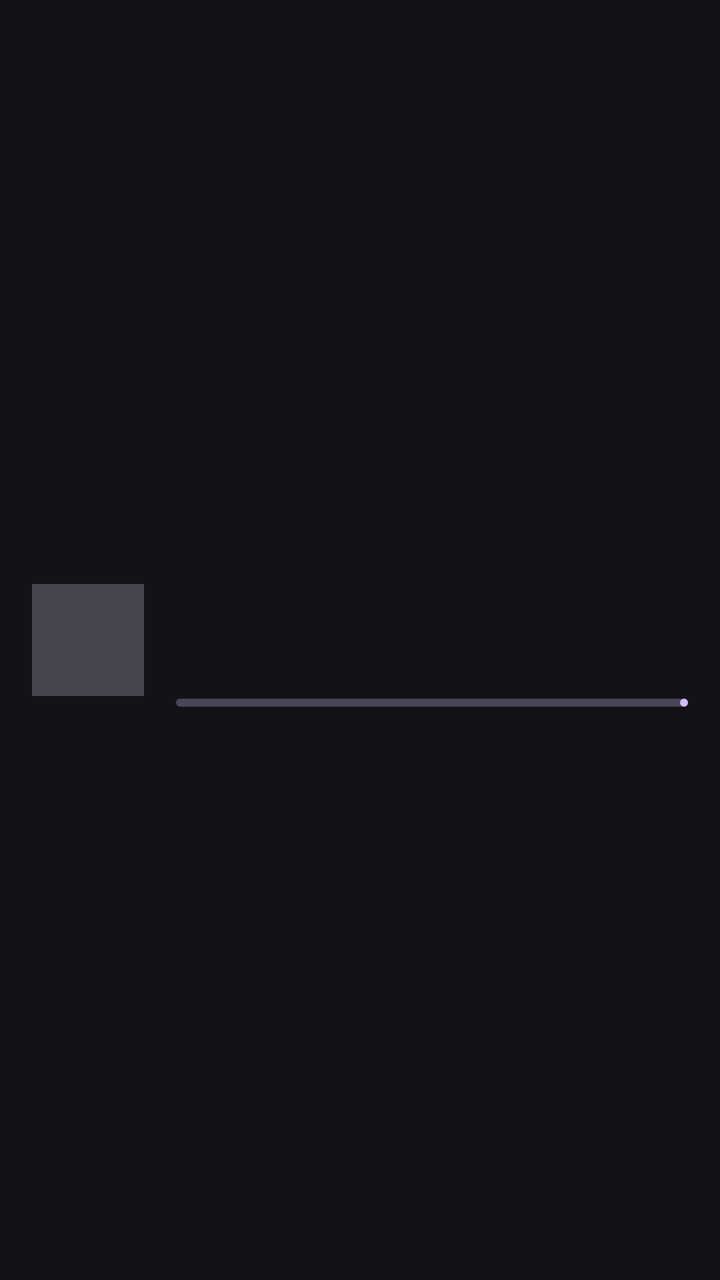
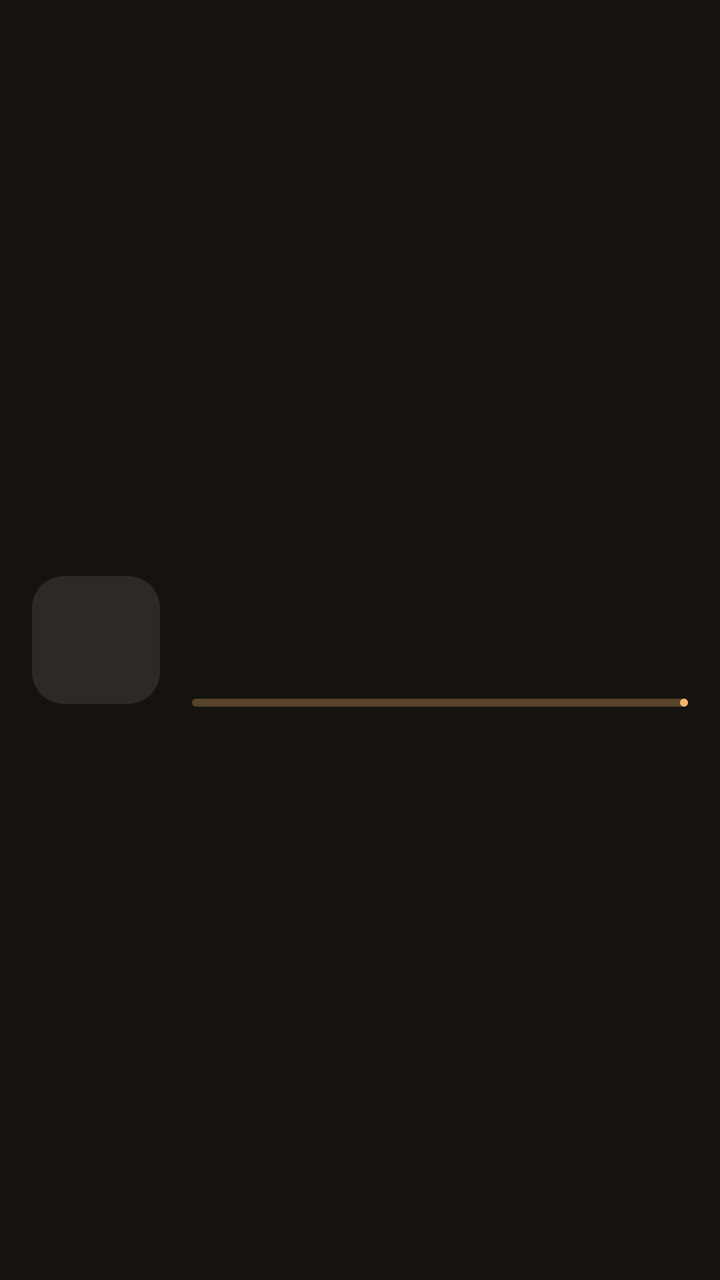

An Android layout rendered at two revisions. The XML below is the earlier revision; the diff shows what the commit changed to produce the second picture.
<!-- AndroidManifest.xml: application theme Theme.AudioBookPlayer -->
<!-- res/layout/item_book.xml -->
<?xml version="1.0" encoding="utf-8"?>
<LinearLayout xmlns:android="http://schemas.android.com/apk/res/android"
    xmlns:app="http://schemas.android.com/apk/res-auto"
    android:id="@+id/bookRow"
    android:layout_width="match_parent"
    android:layout_height="wrap_content"
    android:foreground="?attr/selectableItemBackground"
    android:baselineAligned="false"
    android:gravity="center_vertical"
    android:orientation="horizontal"
    android:paddingHorizontal="16dp"
    android:paddingVertical="8dp">

    <ImageView
        android:id="@+id/cover"
        android:layout_width="@dimen/list_cover_size"
        android:layout_height="@dimen/list_cover_size"
        android:background="?attr/colorSurfaceVariant"
        android:importantForAccessibility="no"
        android:scaleType="centerCrop" />

    <LinearLayout
        android:layout_width="0dp"
        android:layout_height="wrap_content"
        android:layout_marginStart="16dp"
        android:layout_weight="1"
        android:orientation="vertical">

        <TextView
            android:id="@+id/title"
            android:layout_width="match_parent"
            android:layout_height="wrap_content"
            android:ellipsize="end"
            android:maxLines="2"
            android:textAppearance="?attr/textAppearanceTitleMedium" />

        <TextView
            android:id="@+id/subtitle"
            android:layout_width="match_parent"
            android:layout_height="wrap_content"
            android:ellipsize="end"
            android:maxLines="1"
            android:textAppearance="?attr/textAppearanceBodyMedium" />

        <TextView
            android:id="@+id/status"
            android:layout_width="match_parent"
            android:layout_height="wrap_content"
            android:layout_marginTop="2dp"
            android:textAppearance="?attr/textAppearanceLabelMedium"
            android:textColor="?attr/colorPrimary" />

        <com.google.android.material.progressindicator.LinearProgressIndicator
            android:id="@+id/progress"
            android:layout_width="match_parent"
            android:layout_height="wrap_content"
            android:layout_marginTop="4dp"
            android:importantForAccessibility="no"
            android:max="100"
            app:trackCornerRadius="2dp" />
    </LinearLayout>

</LinearLayout>
<!-- resources referenced by this layout -->
<resources>
  <dimen name="list_cover_size">56dp</dimen>
  <style name="Theme.AudioBookPlayer" parent="Theme.Material3.Dark.NoActionBar" />
</resources>

<!-- the commit's change to res/layout/item_book.xml (unified diff, before → after) -->
@@ -9,15 +9,13 @@
     android:gravity="center_vertical"
     android:orientation="horizontal"
     android:paddingHorizontal="16dp"
-    android:paddingVertical="8dp">
+    android:paddingVertical="10dp">
 
-    <ImageView
+    <com.google.android.material.imageview.ShapeableImageView
         android:id="@+id/cover"
+        style="@style/Widget.Abl.Cover"
         android:layout_width="@dimen/list_cover_size"
-        android:layout_height="@dimen/list_cover_size"
-        android:background="?attr/colorSurfaceVariant"
-        android:importantForAccessibility="no"
-        android:scaleType="centerCrop" />
+        android:layout_height="@dimen/list_cover_size" />
 
     <LinearLayout
         android:layout_width="0dp"
<!-- resource entries referenced after the edit -->
@@ -1,6 +1,108 @@
 <!-- resources referenced by this layout -->
 <resources>
-  <dimen name="list_cover_size">56dp</dimen>
-  <style name="Theme.AudioBookPlayer" parent="Theme.Material3.Dark.NoActionBar" />
+  <dimen name="list_cover_size">64dp</dimen>
+  <style name="Widget.Abl.Cover" parent="">
+          <item name="android:background">?attr/colorSurfaceContainerHigh</item>
+          <item name="android:scaleType">centerCrop</item>
+          <item name="android:importantForAccessibility">no</item>
+          <item name="shapeAppearanceOverlay">@style/ShapeAppearance.Abl.Medium</item>
+      </style>
+  <style name="Theme.AudioBookPlayer" parent="Theme.Material3.Dark.NoActionBar">
+          <item name="colorPrimary">@color/abl_primary</item>
+          <item name="colorOnPrimary">@color/abl_on_primary</item>
+          <item name="colorPrimaryContainer">@color/abl_primary_container</item>
+          <item name="colorOnPrimaryContainer">@color/abl_on_primary_container</item>
+          <item name="colorSecondary">@color/abl_secondary</item>
+          <item name="colorOnSecondary">@color/abl_on_secondary</item>
+          <item name="colorSecondaryContainer">@color/abl_secondary_container</item>
+          <item name="colorOnSecondaryContainer">@color/abl_on_secondary_container</item>
+          <item name="colorTertiary">@color/abl_tertiary</item>
+          <item name="colorOnTertiary">@color/abl_on_tertiary</item>
+          <item name="colorTertiaryContainer">@color/abl_tertiary_container</item>
+          <item name="colorOnTertiaryContainer">@color/abl_on_tertiary_container</item>
+          <item name="colorError">@color/abl_error</item>
+          <item name="colorOnError">@color/abl_on_error</item>
+          <item name="colorErrorContainer">@color/abl_error_container</item>
+          <item name="colorOnErrorContainer">@color/abl_on_error_container</item>
+  
+          <item name="android:colorBackground">@color/abl_surface</item>
+          <item name="colorSurface">@color/abl_surface</item>
+          <item name="colorOnSurface">@color/abl_on_surface</item>
+          <item name="colorOnBackground">@color/abl_on_surface</item>
+          <item name="colorSurfaceVariant">@color/abl_surface_container_highest</item>
+          <item name="colorOnSurfaceVariant">@color/abl_on_surface_variant</item>
+          <item name="colorSurfaceDim">@color/abl_surface_dim</item>
+          <item name="colorSurfaceBright">@color/abl_surface_bright</item>
+          <item name="colorSurfaceContainerLowest">@color/abl_surface_container_lowest</item>
+          <item name="colorSurfaceContainerLow">@color/abl_surface_container_low</item>
+          <item name="colorSurfaceContainer">@color/abl_surface_container</item>
+          <item name="colorSurfaceContainerHigh">@color/abl_surface_container_high</item>
+          <item name="colorSurfaceContainerHighest">@color/abl_surface_container_highest</item>
+          <item name="colorOutline">@color/abl_outline</item>
+          <item name="colorOutlineVariant">@color/abl_outline_variant</item>
+  
+          <item name="shapeAppearanceCornerSmall">@style/ShapeAppearance.Abl.Small</item>
+          <item name="shapeAppearanceCornerMedium">@style/ShapeAppearance.Abl.Medium</item>
+          <item name="shapeAppearanceCornerLarge">@style/ShapeAppearance.Abl.Large</item>
+  
+          <item name="textAppearanceTitleLarge">@style/TextAppearance.Abl.TitleLarge</item>
+          <item name="textAppearanceTitleMedium">@style/TextAppearance.Abl.TitleMedium</item>
+          <item name="textAppearanceHeadlineSmall">@style/TextAppearance.Abl.HeadlineSmall</item>
+      </style>
+  <style name="ShapeAppearance.Abl.Medium" parent="">
+          <item name="cornerFamily">rounded</item>
+          <item name="cornerSize">@dimen/radius_medium</item>
+      </style>
+  <color name="abl_primary">#F2B66B</color>
+  <color name="abl_on_primary">#412A00</color>
+  <color name="abl_primary_container">#5E4010</color>
+  <color name="abl_on_primary_container">#FFDDB0</color>
+  <color name="abl_secondary">#DDC3A3</color>
+  <color name="abl_on_secondary">#3E2D16</color>
+  <color name="abl_secondary_container">#56432B</color>
+  <color name="abl_on_secondary_container">#FADEBD</color>
+  <color name="abl_tertiary">#B3CFA3</color>
+  <color name="abl_on_tertiary">#1F3716</color>
+  <color name="abl_tertiary_container">#364E2B</color>
+  <color name="abl_on_tertiary_container">#CFEBBD</color>
+  <color name="abl_error">#FFB4AB</color>
+  <color name="abl_on_error">#690005</color>
+  <color name="abl_error_container">#93000A</color>
+  <color name="abl_on_error_container">#FFDAD6</color>
+  <color name="abl_surface">#15120F</color>
+  <color name="abl_on_surface">#EAE1D9</color>
+  <color name="abl_surface_container_highest">#383430</color>
+  <color name="abl_on_surface_variant">#D3C4B4</color>
+  <color name="abl_surface_dim">#15120F</color>
+  <color name="abl_surface_bright">#3C3834</color>
+  <color name="abl_surface_container_lowest">#100D0A</color>
+  <color name="abl_surface_container_low">#1E1B17</color>
+  <color name="abl_surface_container">#221F1B</color>
+  <color name="abl_surface_container_high">#2D2925</color>
+  <color name="abl_outline">#9C8F80</color>
+  <color name="abl_outline_variant">#4F4539</color>
+  <style name="ShapeAppearance.Abl.Small" parent="">
+          <item name="cornerFamily">rounded</item>
+          <item name="cornerSize">@dimen/radius_small</item>
+      </style>
+  <style name="ShapeAppearance.Abl.Large" parent="">
+          <item name="cornerFamily">rounded</item>
+          <item name="cornerSize">@dimen/radius_large</item>
+      </style>
+  <style name="TextAppearance.Abl.TitleLarge" parent="TextAppearance.Material3.TitleLarge">
+          <item name="fontFamily">sans-serif-medium</item>
+          <item name="android:fontFamily">sans-serif-medium</item>
+      </style>
+  <style name="TextAppearance.Abl.TitleMedium" parent="TextAppearance.Material3.TitleMedium">
+          <item name="fontFamily">sans-serif-medium</item>
+          <item name="android:fontFamily">sans-serif-medium</item>
+      </style>
+  <style name="TextAppearance.Abl.HeadlineSmall" parent="TextAppearance.Material3.HeadlineSmall">
+          <item name="fontFamily">sans-serif-medium</item>
+          <item name="android:fontFamily">sans-serif-medium</item>
+      </style>
+  <dimen name="radius_medium">16dp</dimen>
+  <dimen name="radius_small">12dp</dimen>
+  <dimen name="radius_large">24dp</dimen>
 </resources>
 
